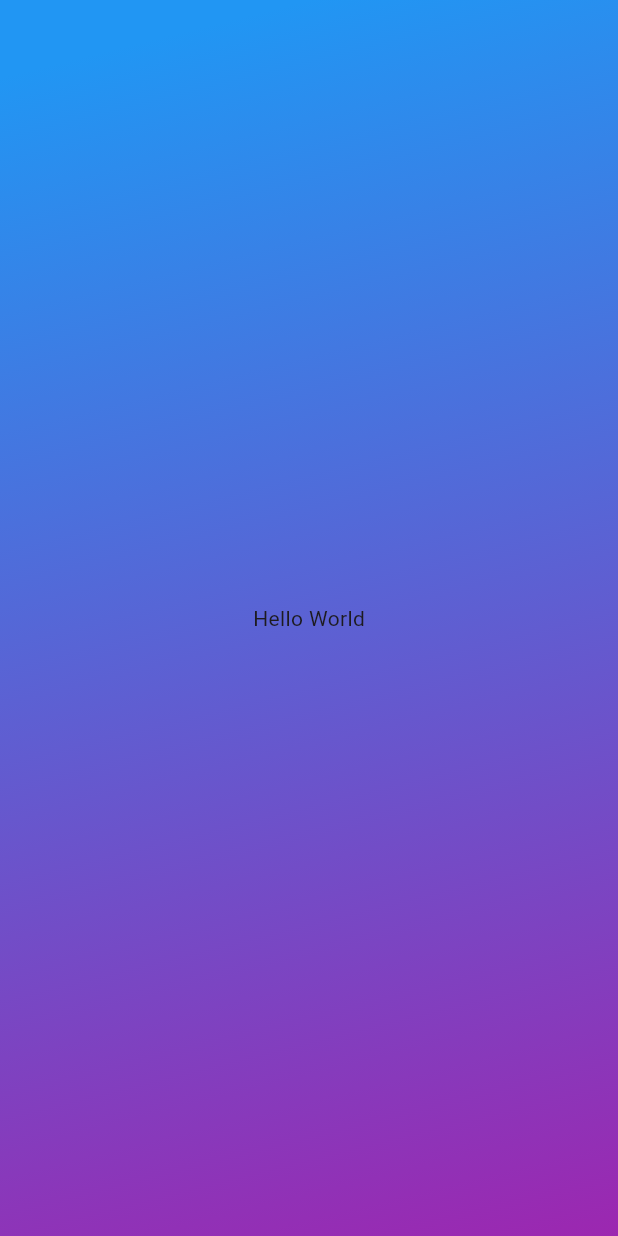
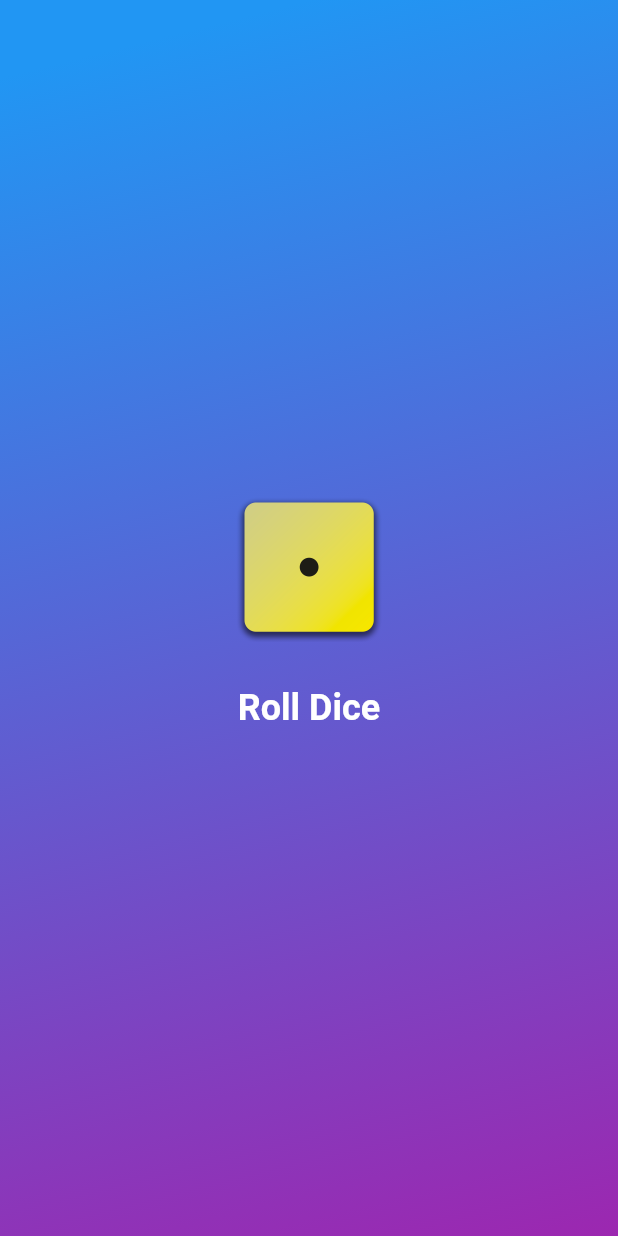
Before and after one commit to KhaledAltayan/Flutter-Training-For-Beginners, a Flutter app: the screen it shows after launch, on a phone screen of 412 x 824 dp. Run offline on Flutter 3.47's test engine with Material 3 defaults, Android fonts, the phone set to English and light mode, and no system bars; our stand-ins replace material_ui.

Commit message:
Dice Roller Project Part 2

```diff
--- /dev/null
+++ b/lib/dice_roller_project/dice_roller_page.dart
@@ -0,0 +1,48 @@
+import 'dart:math';
+
+import 'package:flutter_training/dice_roller_project/styled_text.dart';
+import 'package:material_ui/material_ui.dart';
+
+Random randomizer = Random();
+
+class DiceRollerPage extends StatefulWidget {
+  const DiceRollerPage({super.key});
+
+  @override
+  State<DiceRollerPage> createState() {
+    return _DicRollerPageState();
+  }
+}
+
+class _DicRollerPageState extends State<DiceRollerPage> {
+  var currentDiceRoll = 1;
+
+  void rollDice() {
+    setState(() {
+      currentDiceRoll = randomizer.nextInt(6) + 1;
+    });
+  }
+
+  @override
+  Widget build(BuildContext context) {
+    return Column(
+      mainAxisSize: MainAxisSize.min,
+      children: [
+        Image.asset(
+          'assets/dice_images/dice-$currentDiceRoll.png',
+          width: 100,
+          height: 100,
+        ),
+        SizedBox(height: 20),
+        TextButton(
+          onPressed: rollDice,
+          style: TextButton.styleFrom(
+            foregroundColor: Colors.white,
+            textStyle: const TextStyle(fontSize: 28),
+          ),
+          child: StyledText(text: 'Roll Dice'),
+        ),
+      ],
+    );
+  }
+}
--- a/lib/dice_roller_project/gradient_page.dart
+++ b/lib/dice_roller_project/gradient_page.dart
@@ -0,0 +1,23 @@
+import 'package:flutter_training/dice_roller_project/dice_roller_page.dart';
+import 'package:material_ui/material_ui.dart';
+
+class GradientPage extends StatelessWidget {
+  const GradientPage({super.key, required this.color1, required this.color2});
+  final Color color1;
+  final Color color2;
+
+  @override
+  Widget build(BuildContext context) {
+    return Container(
+      decoration: BoxDecoration(
+        gradient: LinearGradient(
+          begin: Alignment.topCenter,
+          end: Alignment.bottomRight,
+          colors: [color1, color2],
+        ),
+      ),
+
+      child: Center(child: DiceRollerPage()),
+    );
+  }
+}
--- /dev/null
+++ b/lib/dice_roller_project/styled_text.dart
@@ -0,0 +1,14 @@
+import 'package:material_ui/material_ui.dart';
+
+class StyledText extends StatelessWidget {
+  const StyledText({super.key, required this.text});
+  final String text;
+
+  @override
+  Widget build(BuildContext context) {
+    return Text(
+      text,
+      style: TextStyle(fontSize: 24, fontWeight: FontWeight.bold),
+    );
+  }
+}
--- a/lib/main.dart
+++ b/lib/main.dart
@@ -1,21 +1,13 @@
 import 'package:material_ui/material_ui.dart';
+
+import 'dice_roller_project/gradient_page.dart';
 
 void main() {
   runApp(
     MaterialApp(
       debugShowCheckedModeBanner: false,
       home: Scaffold(
-        body: Container(
-          decoration: BoxDecoration(
-            gradient: LinearGradient(
-              begin: Alignment.topCenter,
-              end: Alignment.bottomRight,
-              colors: [Colors.blue, Colors.purple],
-            ),
-          ),
-
-          child: Center(child: Text('Hello World')),
-        ),
+        body: GradientPage(color1: Colors.blue, color2: Colors.purple),
       ),
     ),
   );
--- a/pubspec.yaml
+++ b/pubspec.yaml
@@ -59,9 +59,9 @@ flutter:
   uses-material-design: true
 
   # To add assets to your application, add an assets section, like this:
-  # assets:
-  #   - images/a_dot_burr.jpeg
-  #   - images/a_dot_ham.jpeg
+  assets:
+    - assets/dice_images/
+
 
   # An image asset can refer to one or more resolution-specific "variants", see
   # https://flutter.dev/to/resolution-aware-images
```
Also changed, not shown: assets/dice_images/dice-1.png (added), assets/dice_images/dice-2.png (added), assets/dice_images/dice-3.png (added), assets/dice_images/dice-4.png (added), assets/dice_images/dice-5.png (added), assets/dice_images/dice-6.png (added).
